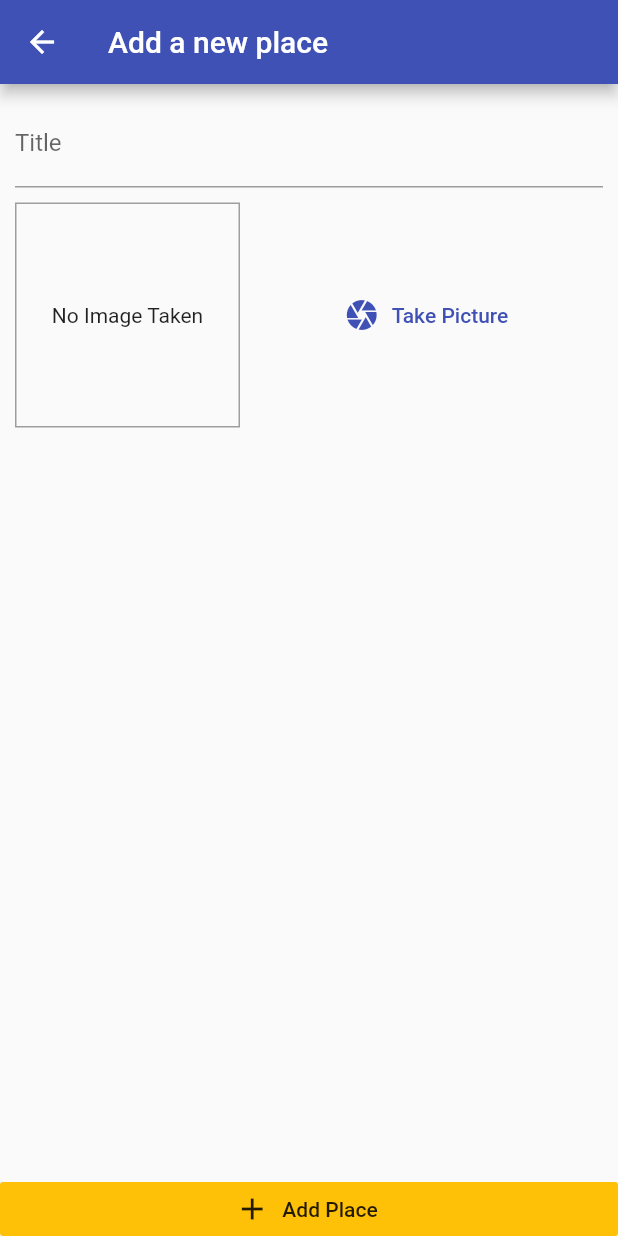
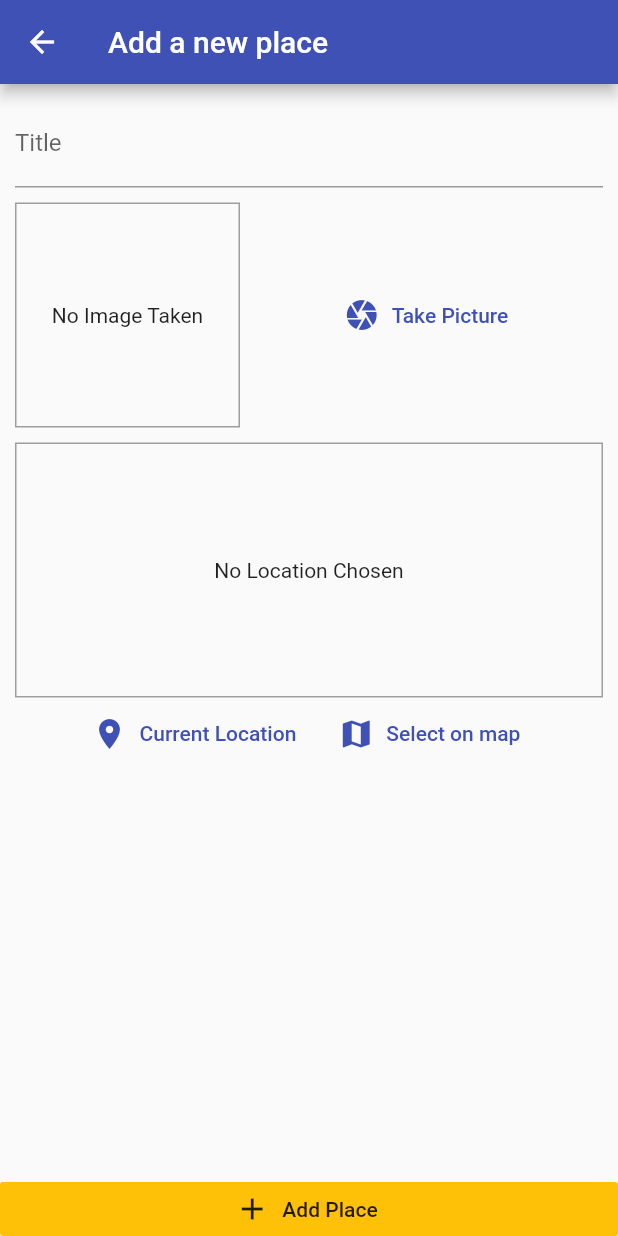
Before and after one commit to orionblack23/favorite_location_v0, a Flutter app: the screen it shows after launch, after a tap on the "add" icon, on a phone screen of 412 x 824 dp. Run offline on Flutter 3.47's test engine with Material 2 defaults, Android fonts, the phone set to English and light mode, and no system bars; our stand-ins replace image_picker, location, sqflite; accounts and stored records are empty.

Commit message:
incomplete ep.300

```diff
--- a/lib/helpers/db_helper.dart
+++ b/lib/helpers/db_helper.dart
@@ -1,22 +1,28 @@
 import 'package:sqflite/sqflite.dart' as sql;
 import 'package:path/path.dart' as path;
+import 'package:sqflite/sqlite_api.dart';
 
 class DBHelpers {
-  static Future<void> insert(String table, Map<String, Object> data) async {
+  static Future<Database> dataBase() async {
     final dbPath = await sql.getDatabasesPath();
-    final sqlDb = await sql.openDatabase(
-        path.join(
-          dbPath,
-          'places.db',
-        ), onCreate: (db, version) {
+    return sql.openDatabase(path.join(dbPath, 'places.db'),
+        onCreate: (db, version) {
       return db.execute(
           'CREATE TABLE user_places(id TEXT PRIMARY KEY, title TEXT, image TEXT)');
     }, version: 1);
+  }
 
-    await sqlDb.insert(
+  static Future<void> insert(String table, Map<String, Object> data) async {
+    final db = await DBHelpers.dataBase();
+    db.insert(
       table,
       data,
       conflictAlgorithm: sql.ConflictAlgorithm.replace,
     );
   }
+
+  static Future<List<Map<String, dynamic>>> getData(String table) async {
+    final db = await DBHelpers.dataBase();
+    return db.query(table);
+  }
 }
--- a/lib/providers/great_places.dart
+++ b/lib/providers/great_places.dart
@@ -24,10 +24,25 @@ class GreatPlaces with ChangeNotifier {
     );
     _items.add(newPlace);
     notifyListeners();
-    DBHelpers.insert('places', {
+    DBHelpers.insert('user_places', {
       'id': newPlace.id,
       'title': newPlace.title,
       'image': newPlace.image.path,
     });
   }
+
+  Future<void> fetchAndSetPlaces() async {
+    final dataList = await DBHelpers.getData('user_places');
+    _items = dataList
+        .map(
+          (item) => Place(
+            id: item['id'],
+            title: item['title'],
+            image: File(item['image']),
+            location: null,
+          ),
+        )
+        .toList();
+    notifyListeners();
+  }
 }
--- a/lib/screens/add_place_screen.dart
+++ b/lib/screens/add_place_screen.dart
@@ -4,6 +4,7 @@ import 'package:flutter/material.dart';
 import 'package:provider/provider.dart';
 
 import '../widgets/image_input.dart';
+import '../widgets/location_input.dart';
 import '../providers/great_places.dart';
 
 class AddPlaceScreen extends StatefulWidget {
@@ -50,6 +51,8 @@ class _AddPlaceScreenState extends State<AddPlaceScreen> {
                   ),
                   SizedBox(height: 10),
                   ImageInput(_selectImage),
+                  SizedBox(height: 10),
+                  LocationInput(),
                 ],
               ),
             ),
--- a/lib/screens/places_list_screen.dart
+++ b/lib/screens/places_list_screen.dart
@@ -19,7 +19,15 @@ class PlacesListScreen extends StatelessWidget {
           ),
         ],
       ),
-      body: Consumer<GreatPlaces>(
+      body: FutureBuilder(
+        future: Provider.of<GreatPlaces>(context, listen: false)
+            .fetchAndSetPlaces(),
+        builder: (ctx, snapshot) => snapshot.connectionState ==
+                ConnectionState.waiting
+            ? Center(
+                child: CircularProgressIndicator(),
+              )
+            : Consumer<GreatPlaces>(
                 child: Center(
                   child: const Text('Got no place yet, start adding some!'),
                 ),
@@ -38,6 +46,7 @@ class PlacesListScreen extends StatelessWidget {
                         ),
                       ),
               ),
+      ),
     );
   }
 }
--- /dev/null
+++ b/lib/widgets/location_input.dart
@@ -0,0 +1,55 @@
+import 'package:flutter/material.dart';
+import 'package:location/location.dart';
+
+class LocationInput extends StatefulWidget {
+  @override
+  _LocationInputState createState() => _LocationInputState();
+}
+
+class _LocationInputState extends State<LocationInput> {
+  String _previewImageUrl;
+
+  Future<void> _getCurrentLocation() async {
+    final locData = await Location().getLocation();
+  }
+
+  @override
+  Widget build(BuildContext context) {
+    return Column(
+      children: [
+        Container(
+          height: 170,
+          width: double.infinity,
+          alignment: Alignment.center,
+          decoration: BoxDecoration(
+            border: Border.all(width: 1, color: Colors.grey),
+          ),
+          child: _previewImageUrl == null
+              ? Text('No Location Chosen', textAlign: TextAlign.center)
+              : Image.network(
+                  _previewImageUrl,
+                  fit: BoxFit.cover,
+                  width: double.infinity,
+                ),
+        ),
+        Row(
+          mainAxisAlignment: MainAxisAlignment.center,
+          children: [
+            FlatButton.icon(
+              onPressed: _getCurrentLocation,
+              icon: Icon(Icons.location_on),
+              label: Text('Current Location'),
+              textColor: Theme.of(context).primaryColor,
+            ),
+            FlatButton.icon(
+              onPressed: () {},
+              icon: Icon(Icons.map),
+              label: Text('Select on map'),
+              textColor: Theme.of(context).primaryColor,
+            ),
+          ],
+        ),
+      ],
+    );
+  }
+}
--- a/pubspec.yaml
+++ b/pubspec.yaml
@@ -28,6 +28,7 @@ dependencies:
   path_provider: ^1.6.27
   path: ^1.7.0
   sqflite: ^1.3.2+3
+  location: ^3.2.4
 
 
   # The following adds the Cupertino Icons font to your application.
```
Also changed, not shown: pubspec.lock, 2 other files. Lines whose indentation alone changed are shown as unchanged.
